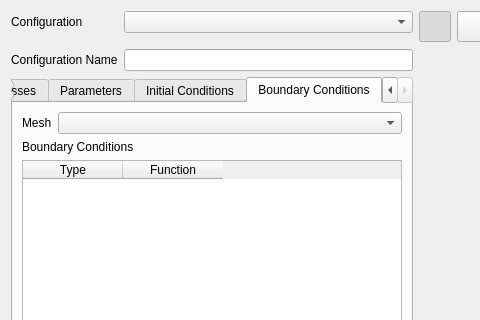
Old version of the form src/ui/hydrodynamic_data_dialog.ui in the repository IPH-ECO/iph-eco-gui; both pictures show x 0 to 480 and y 0 to 320 of the 1230 by 670 pixel window.
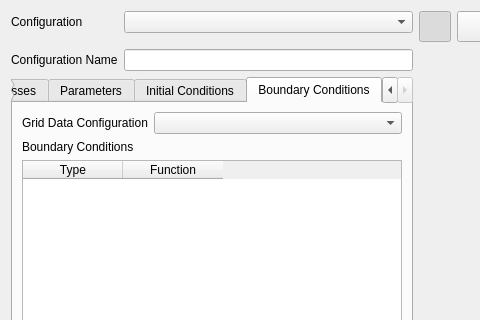
New version of the form. Icons and pictures are not drawn. Custom widgets are drawn as their Qt base class.

Commit message: Changing mesh dropdown to grid data on hidrodynamic data dialog

```diff
--- a/src/ui/hydrodynamic_data_dialog.ui
+++ b/src/ui/hydrodynamic_data_dialog.ui
@@ -157,7 +157,7 @@
               </sizepolicy>
              </property>
              <property name="text">
-              <string>Mesh</string>
+              <string>Grid Data Configuration</string>
              </property>
             </widget>
            </item>
```
Left out of the diff: 6 changed lines with no effect on the pictures. The commit also changes 16 other files.
